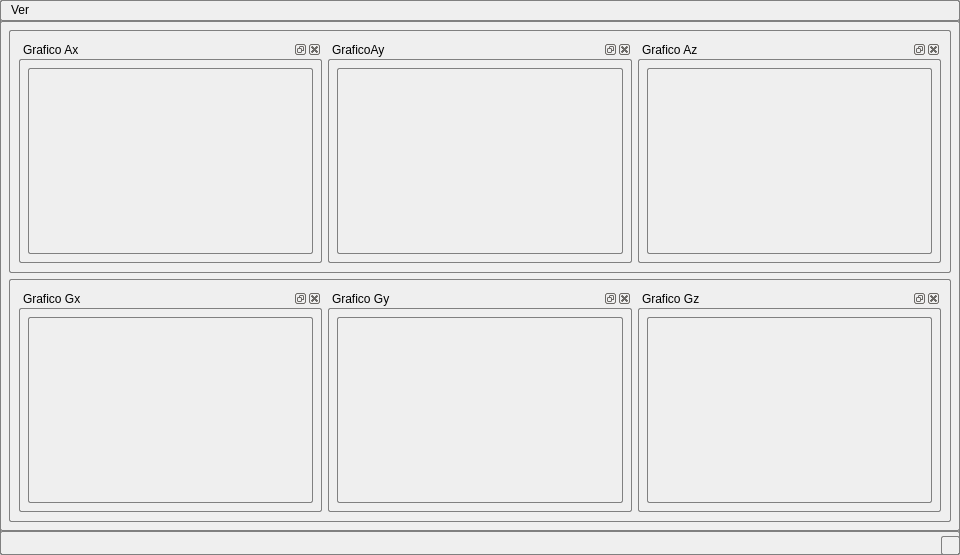
This is graficos.ui in Yagord/Interfaz-QT-MPU-6050 as Qt 5 draws it before an edit. The edited form follows.
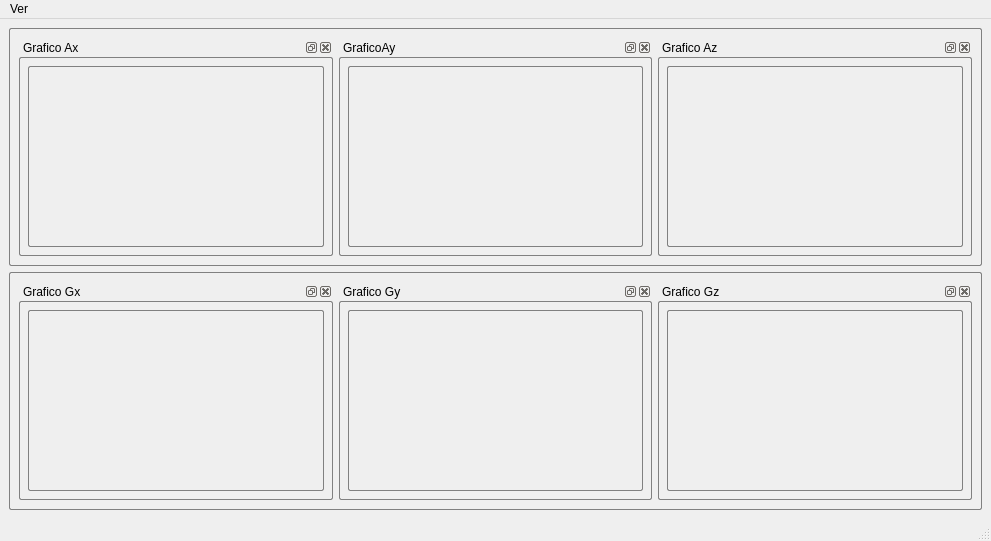
This is the edited form. Custom widgets are drawn as their Qt base class.

Patch:
```diff
--- a/graficos.ui
+++ b/graficos.ui
@@ -6,18 +6,15 @@
    <rect>
     <x>0</x>
     <y>0</y>
-    <width>960</width>
-    <height>555</height>
+    <width>991</width>
+    <height>541</height>
    </rect>
   </property>
   <property name="windowTitle">
    <string>MainWindow</string>
   </property>
   <property name="styleSheet">
-   <string notr="true">QWidget {
-				 border: 1px solid gray;
-			     border-radius: 2px; 
-				}</string>
+   <string notr="true"/>
   </property>
   <widget class="QWidget" name="centralwidget">
    <property name="autoFillBackground">
@@ -26,6 +23,12 @@
    <layout class="QVBoxLayout" name="verticalLayout">
     <item>
      <widget class="QFrame" name="frame">
+      <property name="styleSheet">
+       <string notr="true">QWidget {
+				 border: 1px solid gray;
+			     border-radius: 2px; 
+				}</string>
+      </property>
       <property name="frameShape">
        <enum>QFrame::StyledPanel</enum>
       </property>
@@ -83,6 +86,12 @@
       <property name="enabled">
        <bool>true</bool>
       </property>
+      <property name="styleSheet">
+       <string notr="true">QWidget {
+				 border: 1px solid gray;
+			     border-radius: 2px; 
+				}</string>
+      </property>
       <property name="frameShape">
        <enum>QFrame::StyledPanel</enum>
       </property>
@@ -146,8 +155,8 @@
     <rect>
      <x>0</x>
      <y>0</y>
-     <width>960</width>
-     <height>23</height>
+     <width>991</width>
+     <height>21</height>
     </rect>
    </property>
    <widget class="QMenu" name="menuVer">
```
